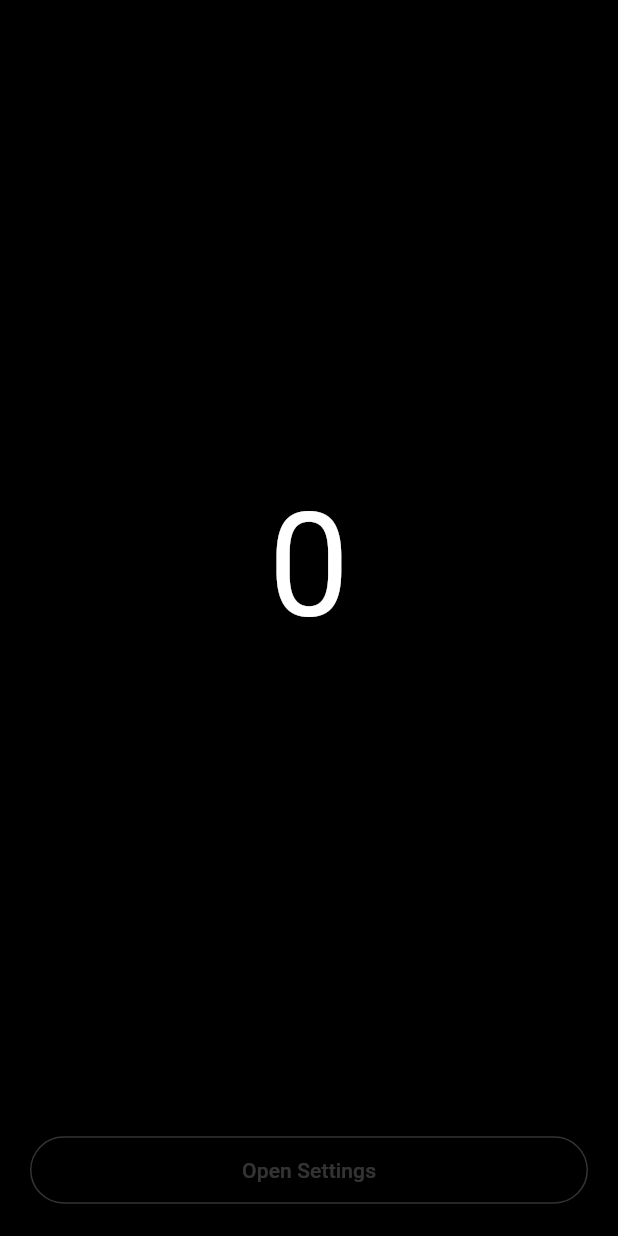
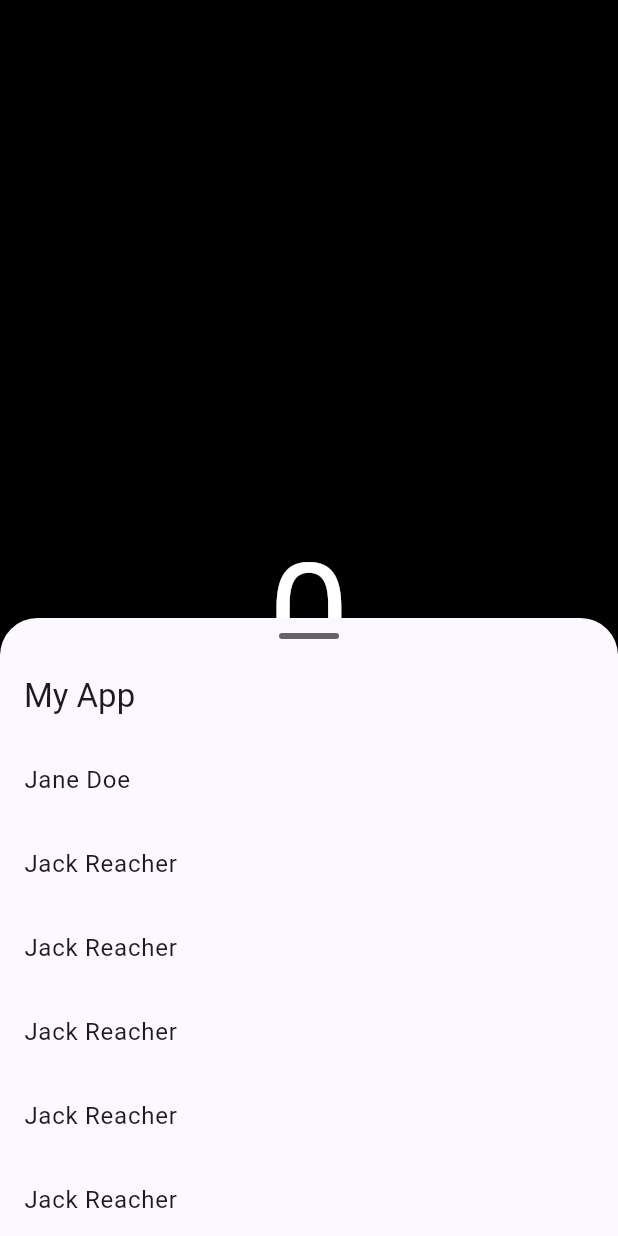
Before and after one commit to call-me-q/emergency-tasbih, a Flutter app: the screen it shows after launch, on a phone screen of 412 x 824 dp. Run offline on Flutter 3.47's test engine with Material 3 defaults, Android fonts, the phone set to English and light mode, and no system bars; our stand-ins replace equatable, flutter_bloc, go_router, shared_preferences, vibration; missing offline and left inert: slang; generated files the repository leaves out were written again.

Commit message:
🚧 SettingPage to SettingSheet, refactor parts
apparently it's better to use SliverList instead of new page

```diff
--- a/lib/bloc/cubits/counter.dart
+++ b/lib/bloc/cubits/counter.dart
@@ -6,14 +6,14 @@ class CounterCubit extends Cubit<int> {
 
   Future<void> increment() async {
     if (await Vibration.hasVibrator() == true) {
-      Vibration.vibrate(duration: 300);
+      Vibration.vibrate(duration: 90);
     }
     emit(state + 1);
   }
 
   Future<void> reset() async {
     if (await Vibration.hasVibrator() == true) {
-      Vibration.vibrate(duration: 600);
+      Vibration.vibrate(duration: 500);
     }
     emit(0);
   }
--- a/lib/bloc/cubits/settings.dart
+++ b/lib/bloc/cubits/settings.dart
@@ -1,6 +1,6 @@
 import 'package:flutter_bloc/flutter_bloc.dart';
 import 'package:shared_preferences/shared_preferences.dart';
-import 'package:zikr/models/settings.dart';
+import 'package:zikr/models/index.dart';
 
 class SettingsBloc extends Bloc<SettingsEvent, SettingsState> {
   final SharedPreferences _sharedPreferences;
--- /dev/null
+++ b/lib/models/index.dart
@@ -0,0 +1,4 @@
+import 'package:equatable/equatable.dart';
+
+part './settings/event.dart';
+part './settings/state.dart';
--- a/lib/routes.dart
+++ b/lib/routes.dart
@@ -2,17 +2,12 @@ import 'package:flutter/material.dart';
 import 'package:go_router/go_router.dart';
 import 'package:zikr/widgets/pages/home.dart';
 import 'package:zikr/widgets/pages/onboarding.dart';
-import 'package:zikr/widgets/pages/settings.dart';
 
 final List<GoRoute> routes = [
   GoRoute(
       path: '/',
       builder: (BuildContext context, GoRouterState state) => const HomePage()),
   GoRoute(
-      path: '/settings',
-      builder: (BuildContext context, GoRouterState state) =>
-          const SettingsPage()),
-  GoRoute(
       path: '/onboarding',
       builder: (BuildContext context, GoRouterState state) =>
           const OnboardingPage())
--- a/lib/widgets/pages/home.dart
+++ b/lib/widgets/pages/home.dart
@@ -1,39 +1,16 @@
 import 'package:flutter/material.dart';
-import 'package:flutter_bloc/flutter_bloc.dart';
-import 'package:zikr/bloc/cubits/counter.dart';
-import 'package:zikr/widgets/parts/counter_text.dart';
-import 'package:zikr/widgets/parts/settings_button.dart';
+import 'package:zikr/widgets/parts/dzikr_area/dzikr_area.dart';
+import 'package:zikr/widgets/parts/setting_sheet/setting_sheet.dart';
 
 class HomePage extends StatelessWidget {
   const HomePage({super.key});
 
   @override
   Widget build(BuildContext context) {
-    return Scaffold(
+    return const Scaffold(
       body: SafeArea(
-        child: GestureDetector(
-          onLongPress: () {
-            context.read<CounterCubit>().reset();
-          },
-          onTap: () {
-            context.read<CounterCubit>().increment();
-          },
-          onPanEnd: (details) {
-            context.read<CounterCubit>().increment();
-          },
-          child: Container(
-              width: double.infinity,
-              height: double.infinity,
-              color: Colors.transparent,
-              child: const Column(
-                children: [
-                  Expanded(
-                      child: Center(
-                    child: CounterTextWidget(),
-                  )),
-                  SettingsButton()
-                ],
-              )),
+        child: Stack(
+          children: [DzikrArea(), SettingSheet()],
         ),
       ),
     );
--- a/lib/widgets/parts/counter_text.dart
+++ b/lib/widgets/parts/dzikr_area/counter_text.dart
@@ -1,6 +1,4 @@
-import 'package:flutter/material.dart';
-import 'package:flutter_bloc/flutter_bloc.dart';
-import 'package:zikr/bloc/cubits/counter.dart';
+part of 'dzikr_area.dart';
 
 class CounterTextWidget extends StatelessWidget {
   const CounterTextWidget({super.key});
--- /dev/null
+++ b/lib/widgets/parts/dzikr_area/dzikr_area.dart
@@ -0,0 +1,36 @@
+import 'package:flutter/material.dart';
+import 'package:flutter_bloc/flutter_bloc.dart';
+import 'package:zikr/bloc/cubits/counter.dart';
+
+part './counter_text.dart';
+
+class DzikrArea extends StatelessWidget {
+  const DzikrArea({super.key});
+
+  @override
+  Widget build(BuildContext context) {
+    return GestureDetector(
+      onLongPress: () {
+        context.read<CounterCubit>().reset();
+      },
+      onTap: () {
+        context.read<CounterCubit>().increment();
+      },
+      onPanEnd: (details) {
+        context.read<CounterCubit>().increment();
+      },
+      child: Container(
+          width: double.infinity,
+          height: double.infinity,
+          color: Colors.transparent,
+          child: const Column(
+            children: [
+              Expanded(
+                  child: Center(
+                child: CounterTextWidget(),
+              )),
+            ],
+          )),
+    );
+  }
+}
--- /dev/null
+++ b/lib/widgets/parts/setting_sheet/app_bar.dart
@@ -0,0 +1,15 @@
+part of 'setting_sheet.dart';
+
+class AppBar extends StatelessWidget {
+  const AppBar({super.key});
+
+  @override
+  Widget build(BuildContext context) {
+    return const SliverAppBar(
+      title: Text('My App'),
+      primary: false,
+      pinned: true,
+      centerTitle: false,
+    );
+  }
+}
--- /dev/null
+++ b/lib/widgets/parts/setting_sheet/setting_list.dart
@@ -0,0 +1,19 @@
+part of 'setting_sheet.dart';
+
+class SettingList extends StatelessWidget {
+  const SettingList({super.key});
+
+  @override
+  Widget build(BuildContext context) {
+    return SliverList.list(children: const [
+      ListTile(title: Text('Jane Doe')),
+      ListTile(title: Text('Jack Reacher')),
+      ListTile(title: Text('Jack Reacher')),
+      ListTile(title: Text('Jack Reacher')),
+      ListTile(title: Text('Jack Reacher')),
+      ListTile(title: Text('Jack Reacher')),
+      ListTile(title: Text('Jack Reacher')),
+      ListTile(title: Text('Jack Reacher')),
+    ]);
+  }
+}
--- /dev/null
+++ b/lib/widgets/parts/setting_sheet/setting_sheet.dart
@@ -0,0 +1,31 @@
+import 'package:flutter/material.dart';
+
+part './drag_box.dart';
+part './app_bar.dart';
+part './setting_list.dart';
+
+class SettingSheet extends StatelessWidget {
+  const SettingSheet({super.key});
+
+  @override
+  Widget build(BuildContext context) {
+    return DraggableScrollableSheet(
+      builder: (BuildContext context, scrollController) {
+        return Container(
+          clipBehavior: Clip.hardEdge,
+          decoration: BoxDecoration(
+            color: Theme.of(context).canvasColor,
+            borderRadius: const BorderRadius.only(
+              topLeft: Radius.circular(25),
+              topRight: Radius.circular(25),
+            ),
+          ),
+          child: CustomScrollView(
+            controller: scrollController,
+            slivers: const [DragBox(), AppBar(), SettingList()],
+          ),
+        );
+      },
+    );
+  }
+}
--- a/lib/widgets/parts/settings_button.dart
+++ /dev/null
@@ -1,27 +0,0 @@
-import 'package:flutter/material.dart';
-import 'package:zikr/gen/strings.g.dart';
-
-class SettingsButton extends StatelessWidget {
-  const SettingsButton({super.key});
-
-  @override
-  Widget build(BuildContext context) {
-    return Padding(
-      padding: const EdgeInsets.fromLTRB(20, 0, 20, 20),
-      child: OutlinedButton(
-          style: OutlinedButton.styleFrom(
-              side: const BorderSide(
-                  width: 1, color: Color.fromRGBO(255, 255, 255, 0.2)),
-              minimumSize: const Size.fromHeight(45)),
-          onPressed: () {
-            print('fs');
-          },
-          child: Text(
-            t.home.buttons.settings,
-            style: const TextStyle(
-              color: Color.fromRGBO(255, 255, 255, 0.2),
-            ),
-          )),
-    );
-  }
-}
--- a/pubspec.yaml
+++ b/pubspec.yaml
@@ -42,8 +42,8 @@ dependencies:
   go_router: ^14.3.0
   vibration: ^2.0.1
   shared_preferences: ^2.3.2
+  equatable: ^2.0.5
   just_audio: ^0.9.42
-  equatable: ^2.0.5
 
 dev_dependencies:
   flutter_test:
```
Also changed, not shown: lib/models/settings/event.dart (added, +27 -0 lines), lib/models/settings/state.dart (renamed from lib/models/settings.dart, +1 -27 lines), lib/widgets/pages/settings.dart (deleted, +0 -14 lines), lib/widgets/parts/setting_sheet/drag_box.dart (added, +22 -0 lines), lib/widgets/parts/settings_row.dart (deleted, +0 -22 lines).
